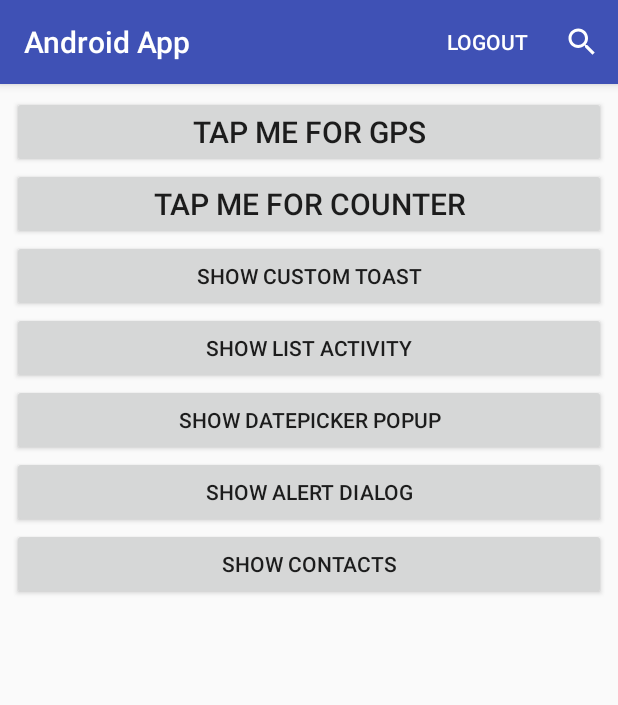
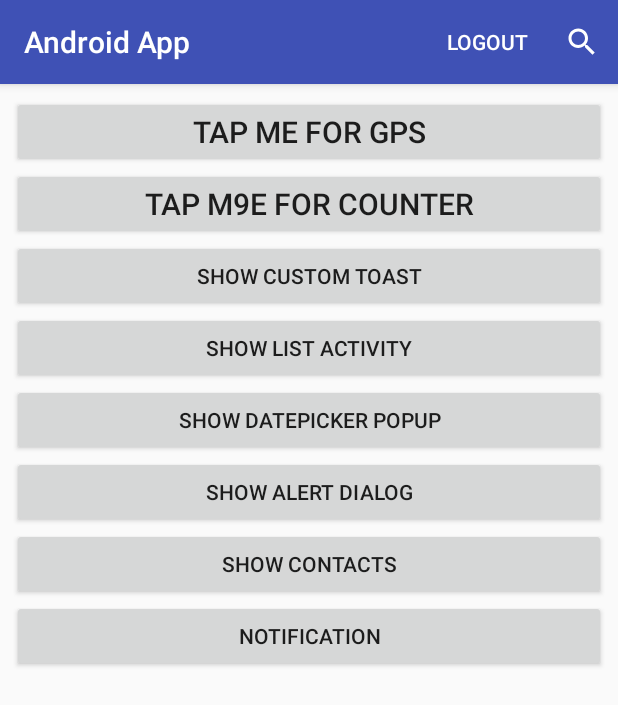
Before and after one commit to Drezir/androidTutorial, an Android app: the MainActivity screen opened directly, with no data from a screen before it, on a phone screen of 412 x 824 dp. Shown: the top 705 px of the screen. Run offline under Robolectric (Android 15) with nearby library versions, the phone set to English and light mode, and no system bars; 1 statement that could not run was skipped.

Commit message:
Notifications

```diff
--- a/app/src/main/AndroidManifest.xml
+++ b/app/src/main/AndroidManifest.xml
@@ -3,7 +3,8 @@
     package="app.android.adam.androidapp">
 
     <uses-permission android:name="android.permission.ACCESS_FINE_LOCATION" />
-    <uses-permission android:name="android.permission.READ_CONTACTS"/>
+    <uses-permission android:name="android.permission.READ_CONTACTS" />
+    <uses-permission android:name="android.permission.VIBRATE" />
 
     <application
         android:allowBackup="true"
@@ -22,7 +23,7 @@
             android:exported="true" />
         <activity android:name=".AuthenticatedActivity" />
         <activity android:name=".shopitems.ShopItemsActivity" />
-        <activity android:name=".ContactActivity"></activity>
+        <activity android:name=".ContactActivity" />
     </application>
 
 </manifest>
--- a/app/src/main/java/app/android/adam/androidapp/MainActivity.java
+++ b/app/src/main/java/app/android/adam/androidapp/MainActivity.java
@@ -2,6 +2,7 @@ package app.android.adam.androidapp;
 
 import android.Manifest;
 import android.app.AlertDialog;
+import android.app.NotificationManager;
 import android.app.SearchManager;
 import android.content.Context;
 import android.content.DialogInterface;
@@ -14,6 +15,7 @@ import android.os.Bundle;
 import android.support.annotation.NonNull;
 import android.support.v4.app.ActivityCompat;
 import android.support.v4.app.FragmentManager;
+import android.support.v4.app.NotificationCompat;
 import android.view.Gravity;
 import android.view.LayoutInflater;
 import android.view.Menu;
@@ -71,6 +73,7 @@ public class MainActivity extends AuthenticatedActivity {
             Intent intent = new Intent(this, ContactActivity.class);
             startActivity(intent);
         });
+        findViewById(R.id.mainShowNotification).setOnClickListener(new ButtonNotification());
     }
 
     private class CounterRunner implements Runnable {
@@ -207,4 +210,28 @@ public class MainActivity extends AuthenticatedActivity {
             alert.show();
         }
     }
+    private class ButtonNotification implements View.OnClickListener {
+
+        private int notId = 0;
+
+        @Override
+        public void onClick(View v) {
+            /*
+            // HARD WAY
+            NotificationCompat.Builder builder = new NotificationCompat.Builder(
+                    MainActivity.this, String.valueOf(notId));
+            builder.setContentTitle("A notification")
+                    .setContentText("Here is a text of this notification")
+                    .setSmallIcon(R.drawable.ic_search_black_24dp);
+
+            NotificationManager notificationManager = (NotificationManager)getSystemService(Context.NOTIFICATION_SERVICE);
+            if (notificationManager != null) {
+                notificationManager.notify(notId, builder.build());
+            }*/
+
+            // EASY WAY
+            CustomNotification customNotification = new CustomNotification();
+            customNotification.notify(MainActivity.this, "It is raining", notId);
+        }
+    }
 }
--- a/app/src/main/res/layout/activity_main.xml
+++ b/app/src/main/res/layout/activity_main.xml
@@ -31,7 +31,7 @@
             android:id="@+id/mainThreadCounter"
             android:layout_width="match_parent"
             android:layout_height="wrap_content"
-            android:text="Tap me for counter"
+            android:text="Tap m9e for counter"
             android:textSize="20sp"/>
 
         <Button
@@ -63,5 +63,11 @@
             android:layout_width="match_parent"
             android:layout_height="wrap_content"
             android:text="Show contacts"/>
+
+        <Button
+            android:id="@+id/mainShowNotification"
+            android:text="Notification"
+            android:layout_width="match_parent"
+            android:layout_height="wrap_content"/>
     </LinearLayout>
 </android.support.constraint.ConstraintLayout>
```
Also changed, not shown: app/src/main/java/app/android/adam/androidapp/CustomNotification.java (added, +164 -0 lines), app/src/main/res/values/strings.xml (+14 -0 lines), app/src/main/res/drawable-hdpi/ic_action_stat_reply.png (added), app/src/main/res/drawable-hdpi/ic_action_stat_share.png (added), app/src/main/res/drawable-hdpi/ic_stat_custom.png (added), app/src/main/res/drawable-mdpi/ic_action_stat_reply.png (added), app/src/main/res/drawable-mdpi/ic_action_stat_share.png (added), app/src/main/res/drawable-mdpi/ic_stat_custom.png (added), app/src/main/res/drawable-nodpi/example_picture.png (added), app/src/main/res/drawable-xhdpi/ic_action_stat_reply.png (added), app/src/main/res/drawable-xhdpi/ic_action_stat_share.png (added), app/src/main/res/drawable-xhdpi/ic_stat_custom.png (added), app/src/main/res/drawable-xxhdpi/ic_stat_custom.png (added), 1 other file.
